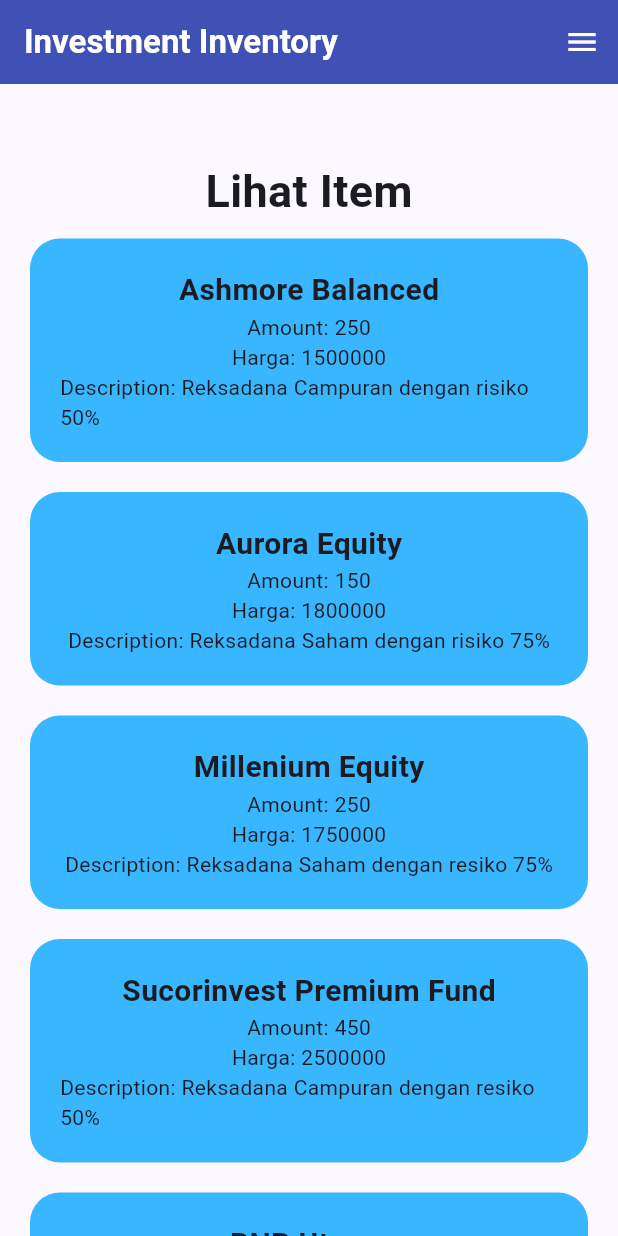
After one commit to henrysoed/investment-mobile, a Flutter app: the ListItemPage screen opened directly, on a phone screen of 412 x 824 dp. The commit adds this screen. Run offline on Flutter 3.47's test engine with Material 2 defaults, Android fonts, the phone set to English and light mode, and no system bars.

Commit message:
Finishing Tugas 8

```diff
--- /dev/null
+++ b/lib/screens/list_item.dart
@@ -0,0 +1,97 @@
+import 'package:flutter/material.dart';
+import 'package:investment_inventory/screens/menu.dart';
+import 'package:investment_inventory/widgets/left_drawer.dart';
+import 'dart:math' as math;
+
+class ListItemPage extends StatefulWidget {
+  const ListItemPage({super.key});
+
+  @override
+  State<ListItemPage> createState() => WiListItemPage();
+}
+
+class WiListItemPage extends State<ListItemPage> {
+  static List<InventoryItem> database = <InventoryItem>[
+    InventoryItem("Ashmore Balanced", 250, 1500000, "Reksadana Campuran dengan risiko 50%"),
+    InventoryItem("Aurora Equity", 150, 1800000, "Reksadana Saham dengan risiko 75%"),
+    InventoryItem("Millenium Equity", 250, 1750000, "Reksadana Saham dengan resiko 75%"),
+    InventoryItem("Sucorinvest Premium Fund", 450, 2500000, "Reksadana Campuran dengan resiko 50%"),
+    InventoryItem("BNP Utama", 350, 1000000, "Reksadana Pendapatan Tetap dengan resiko 33%"),
+    InventoryItem("Foster Fixed Income", 450, 1200000, "Reksadana Pendapatan Tetap dengan resiko 33%"),
+    InventoryItem("Danareksa Likuid", 500, 1000000, "Reksadana Pasar Uang dengan resiko 25%"),
+  ];
+
+  @override
+  Widget build(BuildContext context) {
+    return Scaffold(
+      appBar: AppBar(
+          title: const Text('Investment Inventory',
+              style: TextStyle(fontWeight: FontWeight.bold)),
+          backgroundColor: Colors.indigo,
+          foregroundColor: Colors.white),
+      endDrawer: const LeftDrawer(),
+      body: SingleChildScrollView(
+        child: Padding(
+          padding: const EdgeInsets.all(10.0), // Set padding dari halaman
+          child: Column(
+            crossAxisAlignment: CrossAxisAlignment.center,
+            children: <Widget>[
+              // judul
+              const Padding(
+                padding: EdgeInsets.only(top: 40.0, bottom: 0.0),
+                child: Text(
+                  'Lihat Item',
+                  style: TextStyle(
+                    fontSize: 30,
+                    fontWeight: FontWeight.bold,
+                  ),
+                ),
+              ),
+
+              Column(
+                crossAxisAlignment: CrossAxisAlignment.stretch,
+                children: database.map((InventoryItem inventoryItem) {
+                  return InventoryItemCard(inventoryItem);
+                }).toList(),
+              )
+            ],
+          ),
+        ),
+      ),
+    );
+  }
+}
+
+class InventoryItemCard extends StatelessWidget {
+  final InventoryItem inventoryItem;
+
+  const InventoryItemCard(this.inventoryItem, {super.key}); // Constructor
+
+  @override
+  Widget build(BuildContext context) {
+    return SizedBox(
+        child: Container(
+            decoration: const BoxDecoration(
+                color: Color.fromRGBO(56, 182, 255, 1),
+                borderRadius: BorderRadius.all(Radius.circular(20))),
+            margin: const EdgeInsets.all(10),
+            padding: const EdgeInsets.all(20),
+            child: Column(children: [
+              Text(
+                inventoryItem.name,
+                textAlign: TextAlign.left,
+
+                style: const TextStyle(
+                  fontWeight: FontWeight.bold,
+                  fontSize: 20,
+                ),
+
+              ),
+              Text("Amount: ${inventoryItem.amount}"),
+              Text("Harga: ${inventoryItem.price}"),
+              Text("Description: ${inventoryItem.description}")
+            ])));
+
+    //;
+  }
+}
--- a/lib/screens/menu.dart
+++ b/lib/screens/menu.dart
@@ -2,12 +2,14 @@
 import 'package:investment_inventory/widgets/left_drawer.dart';
 import 'package:investment_inventory/screens/shoplist_form.dart';
 import 'package:investment_inventory/widgets/shop_card.dart';
+import 'package:investment_inventory/screens/list_item.dart';
+import 'dart:math' as math;
 
 class MyHomePage extends StatelessWidget {
     MyHomePage({Key? key}) : super(key: key);
       final List<ShopItem> items = [
       ShopItem("Lihat Item", Icons.checklist, Colors.blue),
-      ShopItem("Tambah Item", Icons.add_shopping_cart, Colors.green),
+      ShopItem("Tambah Item", Icons.note_add_outlined, Colors.green),
       ShopItem("Logout", Icons.logout, Colors.red),
     ];
 
@@ -15,7 +17,7 @@
     Widget build(BuildContext context) {
     return Scaffold(
       appBar: AppBar(
-        title: const Text('Shopping List',),
+        title: const Text('Investment Inventory',),
         backgroundColor: Colors.indigo,
         foregroundColor: Colors.white,
       ),
@@ -70,3 +72,105 @@
   // used by the build method of the State. Fields in a Widget subclass are
   // always marked "final".
 }
+
+class Item {
+  final String name;
+  final IconData icon;
+  final Color color;
+
+  Item(this.name, this.icon, this.color);
+}
+
+class ItemDisplay {
+  final IconData icon;
+
+  ItemDisplay(this.icon);
+}
+
+class ItemCard extends StatelessWidget {
+  final Item item;
+
+  const ItemCard(this.item, {super.key}); // Constructor
+
+  @override
+  Widget build(BuildContext context) {
+    return Material(
+      color: item.color,
+      child: InkWell(
+        // Area responsive terhadap sentuhan
+        onTap: () {
+          // Memunculkan SnackBar ketika diklik
+          ScaffoldMessenger.of(context)
+            ..hideCurrentSnackBar()
+            ..showSnackBar(SnackBar(
+                content: Text("Kamu telah menekan tombol ${item.name}!")));
+
+          // Pindah halaman
+          if (item.name == "Tambah Item") {
+            Navigator.pushReplacement(
+                context,
+                MaterialPageRoute(
+                    builder: (context) => const InventoryFormPage()));
+          } else if (item.name == "Lihat Item") {
+            Navigator.pushReplacement(
+                context,
+                MaterialPageRoute(
+                    builder: (context) => const ListItemPage()));
+          }
+        },
+        child: Container(
+          // Container untuk menyimpan Icon dan Text
+          padding: const EdgeInsets.all(8),
+          child: Center(
+            child: Column(
+              mainAxisAlignment: MainAxisAlignment.center,
+              children: [
+                Icon(
+                  item.icon,
+                  color: Colors.white,
+                  size: 30,
+                ),
+                const Padding(padding: EdgeInsets.all(3)),
+                Text(
+                  item.name,
+                  textAlign: TextAlign.center,
+                  style: const TextStyle(color: Colors.white),
+                ),
+              ],
+            ),
+          ),
+        ),
+      ),
+    );
+  }
+}
+
+class ItemDisplayCard extends StatelessWidget {
+  final ItemDisplay itemDisplay;
+
+  const ItemDisplayCard(this.itemDisplay, {super.key}); // Constructor
+
+  @override
+  Widget build(BuildContext context) {
+    return Material(
+      color: //itemDisplay.color,
+          const Color(0x068FFF),
+      child: Center(
+        child: Icon(
+          itemDisplay.icon,
+          color: Colors.white,
+          size: 30,
+        ),
+      ),
+    );
+  }
+}
+
+class InventoryItem {
+  final String name;
+  final int price;
+  final int amount;
+  final String description;
+
+  InventoryItem(this.name, this.amount, this.price, this.description);
+}
```
Also changed, not shown: lib/screens/shoplist_form.dart (+11 -4 lines), lib/widgets/left_drawer.dart (+18 -11 lines), lib/widgets/shop_card.dart (+7 -1 lines), 1 other file.
